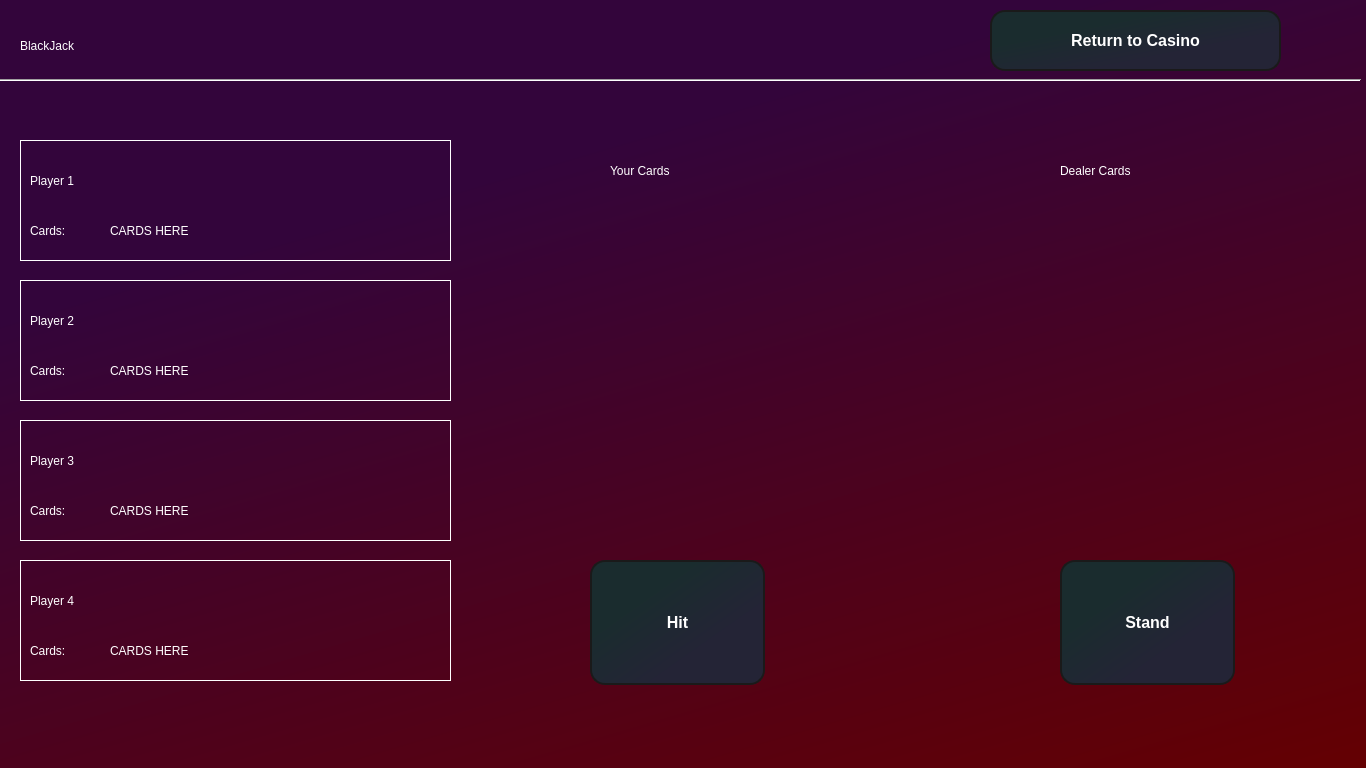
Babywise/Blackjack, file BlackJackQT/GamePageQT.ui: the form before one commit.
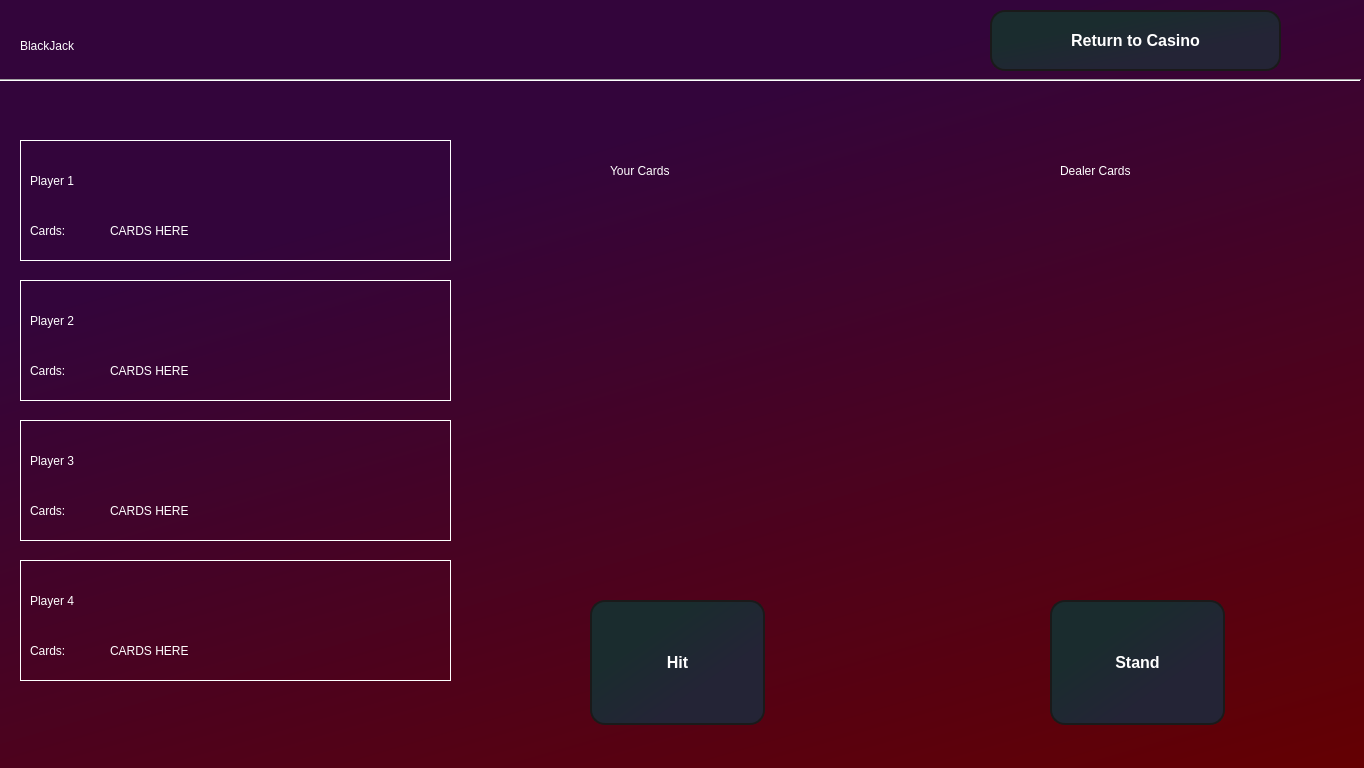
The form after the commit.

What changed in the file:
```diff
--- a/BlackJackQT/GamePageQT.ui
+++ b/BlackJackQT/GamePageQT.ui
@@ -6,7 +6,7 @@
    <rect>
     <x>0</x>
     <y>0</y>
-    <width>1366</width>
+    <width>1364</width>
     <height>768</height>
    </rect>
   </property>
@@ -324,16 +324,16 @@
    <widget class="QWidget" name="widget_2" native="true">
     <property name="geometry">
      <rect>
-      <x>510</x>
+      <x>500</x>
       <y>140</y>
-      <width>831</width>
-      <height>411</height>
+      <width>841</width>
+      <height>451</height>
      </rect>
     </property>
     <widget class="QLabel" name="player1CardsLabel_2">
      <property name="geometry">
       <rect>
-       <x>100</x>
+       <x>110</x>
        <y>0</y>
        <width>121</width>
        <height>61</height>
@@ -350,7 +350,7 @@
     <widget class="QLabel" name="player1CardsLabel_3">
      <property name="geometry">
       <rect>
-       <x>550</x>
+       <x>560</x>
        <y>0</y>
        <width>271</width>
        <height>61</height>
@@ -367,10 +367,10 @@
     <widget class="QListView" name="yourCardsListView">
      <property name="geometry">
       <rect>
-       <x>10</x>
+       <x>20</x>
        <y>50</y>
        <width>321</width>
-       <height>341</height>
+       <height>381</height>
       </rect>
      </property>
      <property name="styleSheet">
@@ -381,10 +381,10 @@
     <widget class="QListView" name="dealerCardsListView">
      <property name="geometry">
       <rect>
-       <x>460</x>
+       <x>470</x>
        <y>50</y>
        <width>321</width>
-       <height>341</height>
+       <height>381</height>
       </rect>
      </property>
      <property name="styleSheet">
@@ -397,7 +397,7 @@
     <property name="geometry">
      <rect>
       <x>590</x>
-      <y>560</y>
+      <y>600</y>
       <width>175</width>
       <height>125</height>
      </rect>
@@ -422,8 +422,8 @@
    <widget class="QPushButton" name="standButton">
     <property name="geometry">
      <rect>
-      <x>1060</x>
-      <y>560</y>
+      <x>1050</x>
+      <y>600</y>
       <width>175</width>
       <height>125</height>
      </rect>
```
